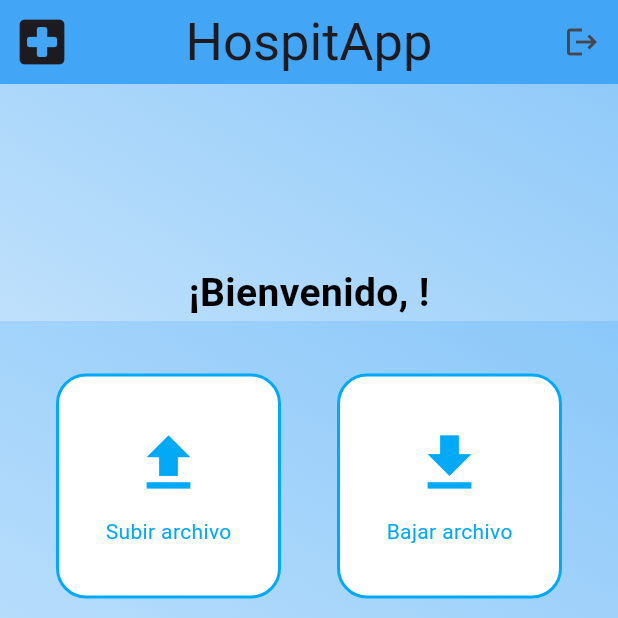
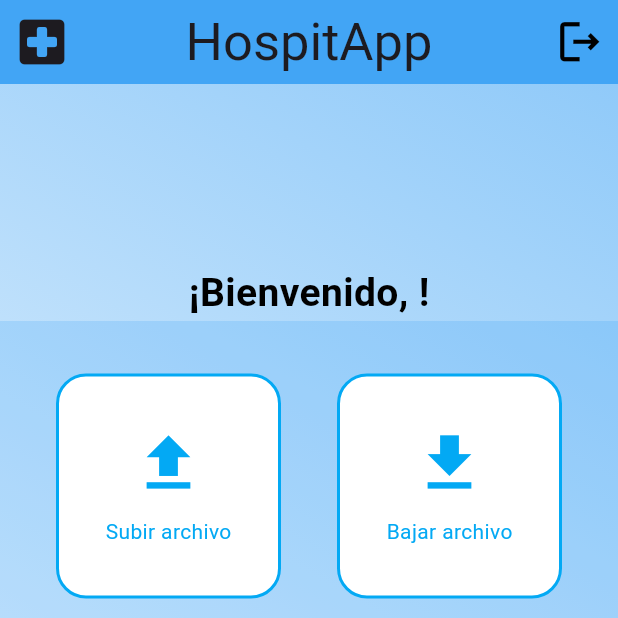
Before and after one commit to AdolfoSanJose/ProyectoMultidisciplinar, a Flutter app: the MainScreen screen opened directly, on a phone screen of 412 x 824 dp, the top half of it. Run offline on Flutter 3.47's test engine with Material 3 defaults, Android fonts, the phone set to English and light mode, and no system bars; our stand-ins replace file_picker, lottie; missing offline and left inert: ftpconnect; network calls fail.

Commit message:
Commit para mergear definitivamente la app en la rama demo provisional

```diff
--- a/hospitapp/lib/pages/main_screen.dart
+++ b/hospitapp/lib/pages/main_screen.dart
@@ -118,7 +118,11 @@ class _MainScreenState extends State<MainScreen> {
                 ),
               );
             },
-            icon: const Icon(Icons.logout),
+            icon: const Icon(
+              Icons.logout_outlined,
+              size: 35,
+              color: Colors.black,
+            ),
           )
         ],
       ),
```
